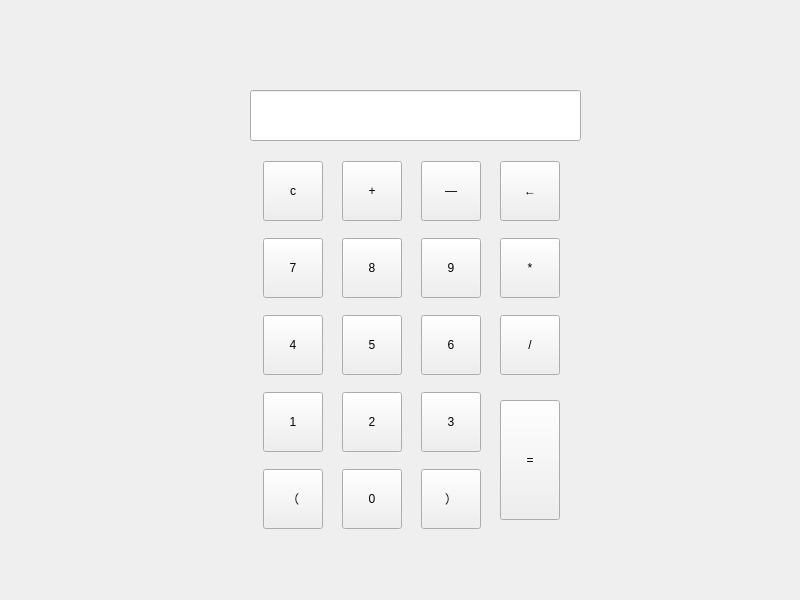
Old version of the form src/widget.ui in the repository muchenspace/calculator_qt.
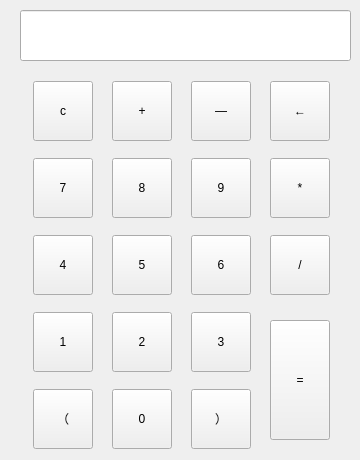
New version of the form.

Patch:
```diff
--- a/src/widget.ui
+++ b/src/widget.ui
@@ -6,28 +6,40 @@
    <rect>
     <x>0</x>
     <y>0</y>
-    <width>800</width>
-    <height>600</height>
+    <width>360</width>
+    <height>460</height>
    </rect>
   </property>
+  <property name="minimumSize">
+   <size>
+    <width>360</width>
+    <height>460</height>
+   </size>
+  </property>
+  <property name="maximumSize">
+   <size>
+    <width>360</width>
+    <height>460</height>
+   </size>
+  </property>
   <property name="windowTitle">
    <string>Widget</string>
   </property>
   <widget class="QLineEdit" name="lineEdit">
    <property name="geometry">
     <rect>
-     <x>250</x>
-     <y>90</y>
+     <x>20</x>
+     <y>10</y>
      <width>331</width>
      <height>51</height>
     </rect>
    </property>
   </widget>
-  <widget class="QWidget" name="">
+  <widget class="QWidget" name="layoutWidget">
    <property name="geometry">
     <rect>
-     <x>250</x>
-     <y>150</y>
+     <x>20</x>
+     <y>70</y>
      <width>326</width>
      <height>392</height>
     </rect>
```
